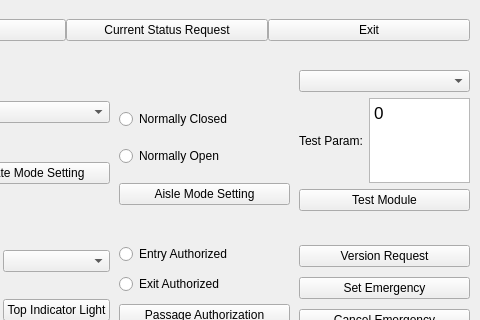
This is src/view/ElisMainWidget.ui in chiplua/Rs128WinTest as Qt 5 draws it before an edit; both pictures show x 551 to 1031 and y 0 to 320 of the 1031 by 647 pixel window. The edited form follows.
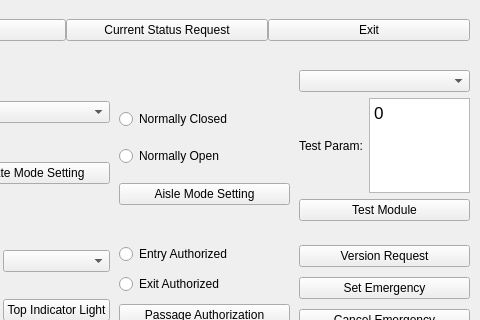
This is the edited form. Custom widgets are drawn as their Qt base class.

Commit message: [REFACTOR-MACRO-Commands]:Refactor the commands

```diff
--- a/src/view/ElisMainWidget.ui
+++ b/src/view/ElisMainWidget.ui
@@ -330,7 +330,7 @@
      <x>850</x>
      <y>70</y>
      <width>171</width>
-     <height>141</height>
+     <height>151</height>
     </rect>
    </property>
    <layout class="QVBoxLayout" name="vLayoutTestParam">
```
The commit also changes 2 other files.
